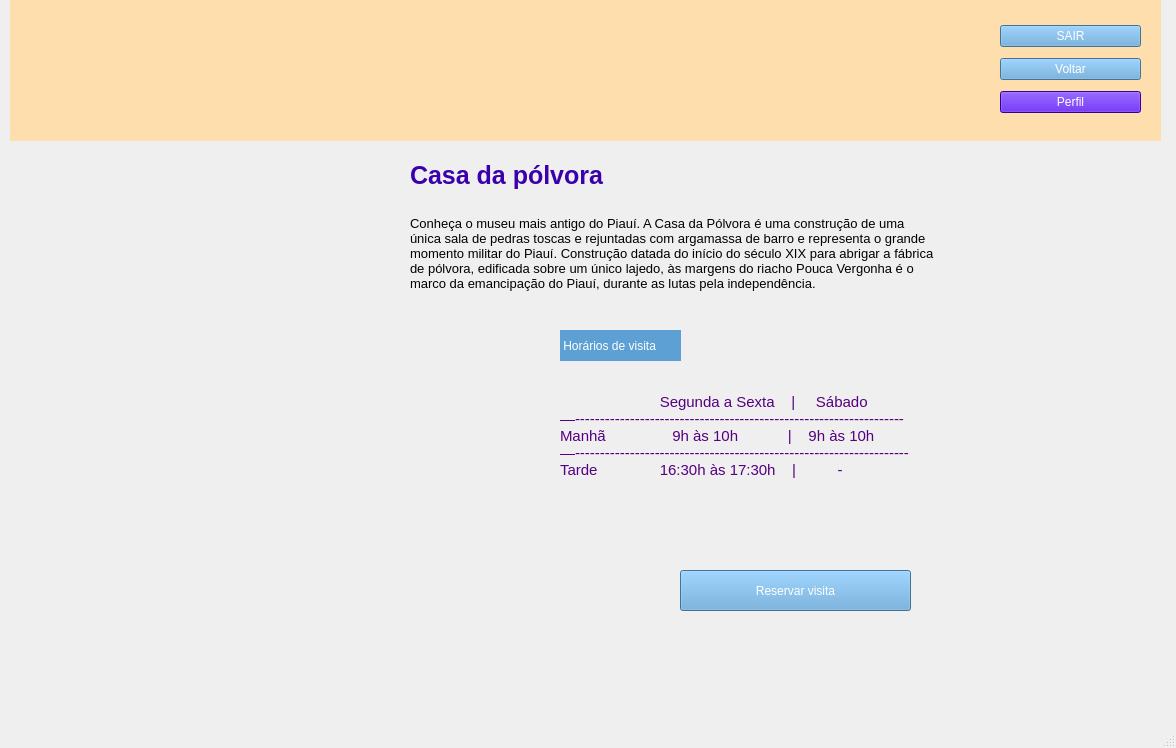
lannyily/POO2, file Cliente/ui/tela_casa_polvora.ui: the form before one commit.
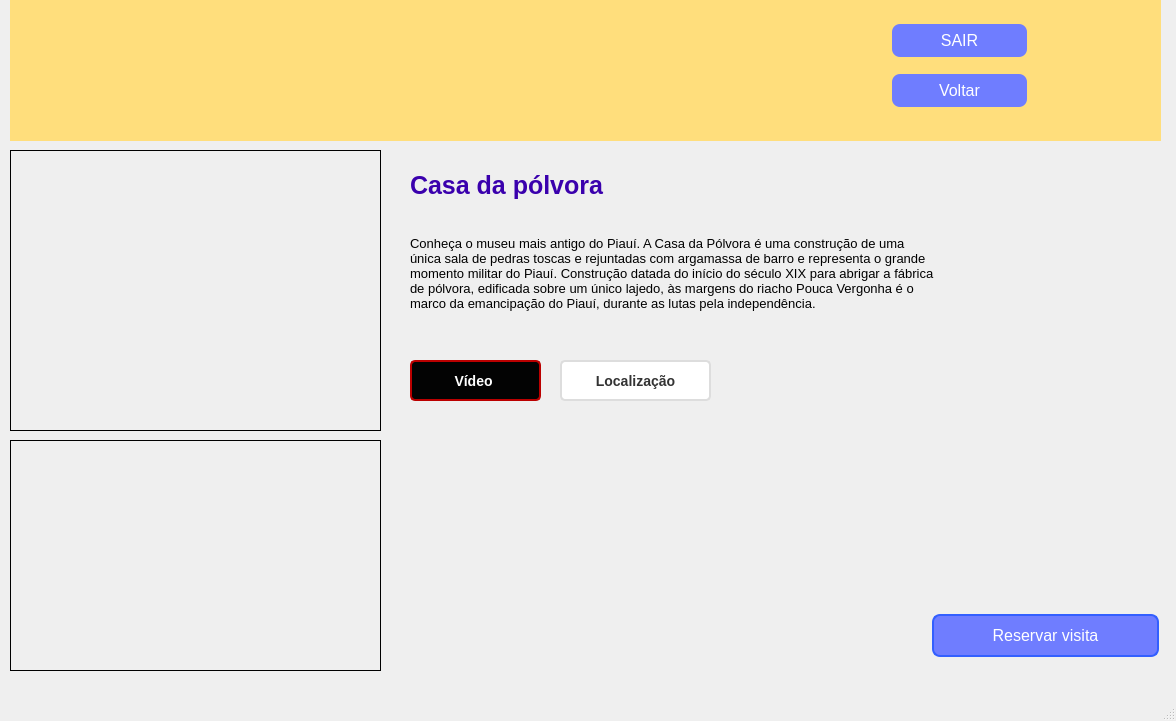
The form after the commit. Icons and pictures are not drawn.

```diff
--- a/Cliente/ui/tela_casa_polvora.ui
+++ b/Cliente/ui/tela_casa_polvora.ui
@@ -7,7 +7,7 @@
     <x>0</x>
     <y>0</y>
     <width>1176</width>
-    <height>748</height>
+    <height>721</height>
    </rect>
   </property>
   <property name="windowTitle">
@@ -19,10 +19,13 @@
      <rect>
       <x>10</x>
       <y>150</y>
-      <width>381</width>
-      <height>291</height>
+      <width>371</width>
+      <height>281</height>
      </rect>
     </property>
+    <property name="styleSheet">
+     <string notr="true">border: 1px solid black;</string>
+    </property>
     <property name="text">
      <string/>
     </property>
@@ -38,10 +41,13 @@
      <rect>
       <x>10</x>
       <y>440</y>
-      <width>381</width>
-      <height>251</height>
+      <width>371</width>
+      <height>231</height>
      </rect>
     </property>
+    <property name="styleSheet">
+     <string notr="true">border: 1px solid black;</string>
+    </property>
     <property name="text">
      <string/>
     </property>
@@ -62,53 +68,8 @@
      </rect>
     </property>
     <property name="styleSheet">
-     <string notr="true">background-color: rgb(255,222,173);</string>
+     <string notr="true">background-color: rgb(255, 222, 124);</string>
     </property>
-    <widget class="QWidget" name="layoutWidget">
-     <property name="geometry">
-      <rect>
-       <x>990</x>
-       <y>20</y>
-       <width>141</width>
-       <height>100</height>
-      </rect>
-     </property>
-     <layout class="QVBoxLayout" name="verticalLayout_3">
-      <item>
-       <widget class="QPushButton" name="pushButton_sair">
-        <property name="styleSheet">
-         <string notr="true">background-color: rgb(92, 160, 212);
-color: rgb(255, 255, 255);</string>
-        </property>
-        <property name="text">
-         <string>SAIR</string>
-        </property>
-       </widget>
-      </item>
-      <item>
-       <widget class="QPushButton" name="pushButton_voltar">
-        <property name="styleSheet">
-         <string notr="true">background-color: rgb(92, 160, 212);
-color: rgb(255, 255, 255);</string>
-        </property>
-        <property name="text">
-         <string>Voltar</string>
-        </property>
-       </widget>
-      </item>
-      <item>
-       <widget class="QPushButton" name="pushButton_perfil">
-        <property name="styleSheet">
-         <string notr="true">background-color: rgb(70, 0, 211);
-color: rgb(255, 255, 255);</string>
-        </property>
-        <property name="text">
-         <string>Perfil</string>
-        </property>
-       </widget>
-      </item>
-     </layout>
-    </widget>
     <widget class="QLabel" name="label_3">
      <property name="geometry">
       <rect>
@@ -128,20 +89,142 @@
       <bool>true</bool>
      </property>
     </widget>
+    <widget class="QPushButton" name="pushButton_perfil">
+     <property name="geometry">
+      <rect>
+       <x>1040</x>
+       <y>20</y>
+       <width>81</width>
+       <height>81</height>
+      </rect>
+     </property>
+     <property name="styleSheet">
+      <string notr="true">QPushButton {
+    font-size: 30px;
+    border-radius: 40px;
+}
+
+QPushButton:hover {
+    background-color: rgb(255, 255, 255);
+}
+
+QPushButton[objectName=&quot;perfilButton&quot;] {
+    qproperty-toolTip: &quot;Perfil&quot;;
+}
+
+QToolTip {
+    font-family: 'SansSerif';
+    font-size: 10pt;
+}
+</string>
+     </property>
+     <property name="text">
+      <string/>
+     </property>
+     <property name="icon">
+      <iconset>
+       <normaloff>../imagens/perfil.png</normaloff>../imagens/perfil.png</iconset>
+     </property>
+     <property name="iconSize">
+      <size>
+       <width>80</width>
+       <height>80</height>
+      </size>
+     </property>
+    </widget>
+    <widget class="QPushButton" name="pushButton_voltar">
+     <property name="geometry">
+      <rect>
+       <x>880</x>
+       <y>70</y>
+       <width>139</width>
+       <height>41</height>
+      </rect>
+     </property>
+     <property name="styleSheet">
+      <string notr="true">QPushButton {
+           
+	background-color: rgb(111, 125, 255);
+           border: none;
+           color: white;
+           padding: 10px 20px;
+           text-align: center;
+           text-decoration: none;
+           display: inline-block;
+           font-size: 16px;
+           margin: 4px 2px;
+           cursor: pointer;
+           border-radius: 8px;
+        }
+        QPushButton:hover {
+           background-color: rgb(85, 170, 255); 
+        }</string>
+     </property>
+     <property name="text">
+      <string>Voltar</string>
+     </property>
+    </widget>
+    <widget class="QPushButton" name="pushButton_sair">
+     <property name="geometry">
+      <rect>
+       <x>880</x>
+       <y>20</y>
+       <width>139</width>
+       <height>41</height>
+      </rect>
+     </property>
+     <property name="styleSheet">
+      <string notr="true">QPushButton {
+           
+	background-color: rgb(111, 125, 255);
+           border: none;
+           color: white;
+           padding: 10px 20px;
+           text-align: center;
+           text-decoration: none;
+           display: inline-block;
+           font-size: 16px;
+           margin: 4px 2px;
+           cursor: pointer;
+           border-radius: 8px;
+        }
+        QPushButton:hover {
+           background-color: rgb(85, 170, 255); 
+        }</string>
+     </property>
+     <property name="text">
+      <string>SAIR</string>
+     </property>
+    </widget>
    </widget>
    <widget class="QPushButton" name="pushButton">
     <property name="geometry">
      <rect>
-      <x>680</x>
-      <y>570</y>
+      <x>930</x>
+      <y>610</y>
       <width>231</width>
-      <height>41</height>
+      <height>51</height>
      </rect>
     </property>
     <property name="styleSheet">
-     <string notr="true">background-color: rgb(92, 160, 212);
-font: 9pt &quot;MS Shell Dlg 2&quot;;
-color: rgb(255, 255, 255);</string>
+     <string notr="true">QPushButton {
+           
+	background-color: rgb(111, 125, 255);
+           border: none;
+           color: white;
+           padding: 10px 20px;
+           text-align: center;
+           text-decoration: none;
+           display: inline-block;
+           font-size: 16px;
+           margin: 4px 2px;
+           cursor: pointer;
+           border-radius: 8px;
+           border: 2px solid #335fff;
+        }
+        QPushButton:hover {
+           background-color: rgb(85, 170, 255); 
+        }</string>
     </property>
     <property name="text">
      <string>Reservar visita</string>
@@ -151,7 +234,7 @@
     <property name="geometry">
      <rect>
       <x>410</x>
-      <y>150</y>
+      <y>160</y>
       <width>271</width>
       <height>51</height>
      </rect>
@@ -174,7 +257,7 @@
     <property name="geometry">
      <rect>
       <x>410</x>
-      <y>200</y>
+      <y>220</y>
       <width>741</width>
       <height>121</height>
      </rect>
@@ -198,59 +281,86 @@
      <bool>true</bool>
     </property>
    </widget>
-   <widget class="QLabel" name="label_6">
+   <widget class="QPushButton" name="pushButton_2">
     <property name="geometry">
      <rect>
-      <x>560</x>
-      <y>330</y>
-      <width>451</width>
-      <height>211</height>
+      <x>410</x>
+      <y>360</y>
+      <width>131</width>
+      <height>41</height>
      </rect>
     </property>
-    <property name="font">
-     <font>
-      <pointsize>11</pointsize>
-     </font>
-    </property>
     <property name="styleSheet">
-     <string notr="true">background-color: rgb(239, 239, 239);
-color: rgb(85, 0, 127);</string>
-    </property>
-    <property name="text">
-     <string>
-                        Segunda a Sexta    |     Sábado 
-—------------------------------------------------------------------
-Manhã                9h às 10h            |    9h às 10h
-—-------------------------------------------------------------------
-Tarde               16:30h às 17:30h    |          - 
+     <string notr="true">QPushButton {
+     /* Cor de fundo vermelha - você pode ajustar conforme necessário */
+	
+	background-color: rgb(3, 3, 3);
+    border: 2px solid #BB0000;  /* Cor da borda */
+    color: #FFFFFF;  /* Cor do texto */
+    padding: 5px 10px;  /* Espaçamento interno */
+    border-radius: 5px;  /* Borda arredondada */
+ font-size: 14px;  /* Tamanho da fonte ajustado para 14 pixels */
+    font-weight: bold;  /* Fonte em negrito */
+}
+
+QPushButton:hover {
+    background-color: #CC0000;  /* Cor de fundo ao passar o mouse */
+    border: 2px solid #990000;  /* Cor da borda ao passar o mouse */
+}
 </string>
     </property>
+    <property name="text">
+     <string>Vídeo </string>
+    </property>
+    <property name="icon">
+     <iconset>
+      <normaloff>../imagens/youtube.png</normaloff>../imagens/youtube.png</iconset>
+    </property>
+    <property name="iconSize">
+     <size>
+      <width>30</width>
+      <height>30</height>
+     </size>
+    </property>
    </widget>
-   <widget class="QLabel" name="label_7">
+   <widget class="QPushButton" name="pushButton_3">
     <property name="geometry">
      <rect>
       <x>560</x>
-      <y>330</y>
-      <width>121</width>
-      <height>31</height>
+      <y>360</y>
+      <width>151</width>
+      <height>41</height>
      </rect>
     </property>
-    <property name="font">
-     <font>
-      <family>MS Shell Dlg 2</family>
-      <pointsize>9</pointsize>
-      <weight>50</weight>
-      <italic>false</italic>
-      <bold>false</bold>
-     </font>
-    </property>
     <property name="styleSheet">
-     <string notr="true">background-color: rgb(92, 160, 212);
-font: 9pt &quot;MS Shell Dlg 2&quot;;
-color: rgb(255, 255, 255);</string>
+     <string notr="true">QPushButton {
+    background-color: #ffffff;  /* Cor de fundo branca */
+    border: 2px solid #dddddd;  /* Cor da borda */
+    color: #333333;  /* Cor do texto */
+    padding: 10px 15px;  /* Espaçamento interno ajustado para um botão maior */
+    border-radius: 5px;  /* Borda arredondada */
+    font-size: 14px;  /* Tamanho da fonte ajustado para 14 pixels */
+    font-weight: bold;  /* Fonte em negrito */
+}
+
+QPushButton:hover {
+    background-color: #f5f5f5;  /* Cor de fundo ao passar o mouse */
+    border: 2px solid #cccccc;  /* Cor da borda ao passar o mouse */
+}
+</string>
     </property>
     <property name="text">
-     <string> Horários de visita </string>
+     <string>Localização</string>
+    </property>
+    <property name="icon">
+     <iconset>
+      <normaloff>../imagens/maps.png</normaloff>../imagens/maps.png</iconset>
+    </property>
+    <property name="iconSize">
+     <size>
+      <width>25</width>
+      <height>25</height>
+     </size>
     </property>
    </widget>
   </widget>
```
